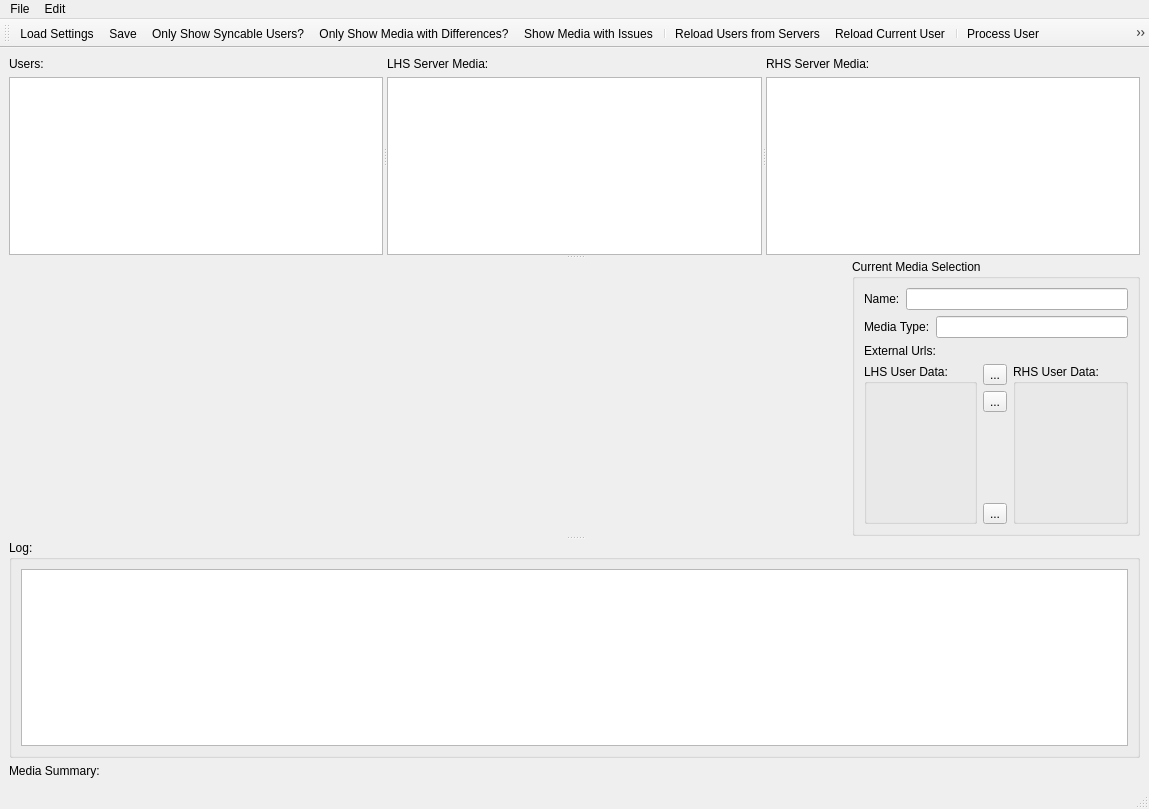
First picture: the form in UI/MainWindow.ui, repository towel42-com/EmbySync, before the edit.
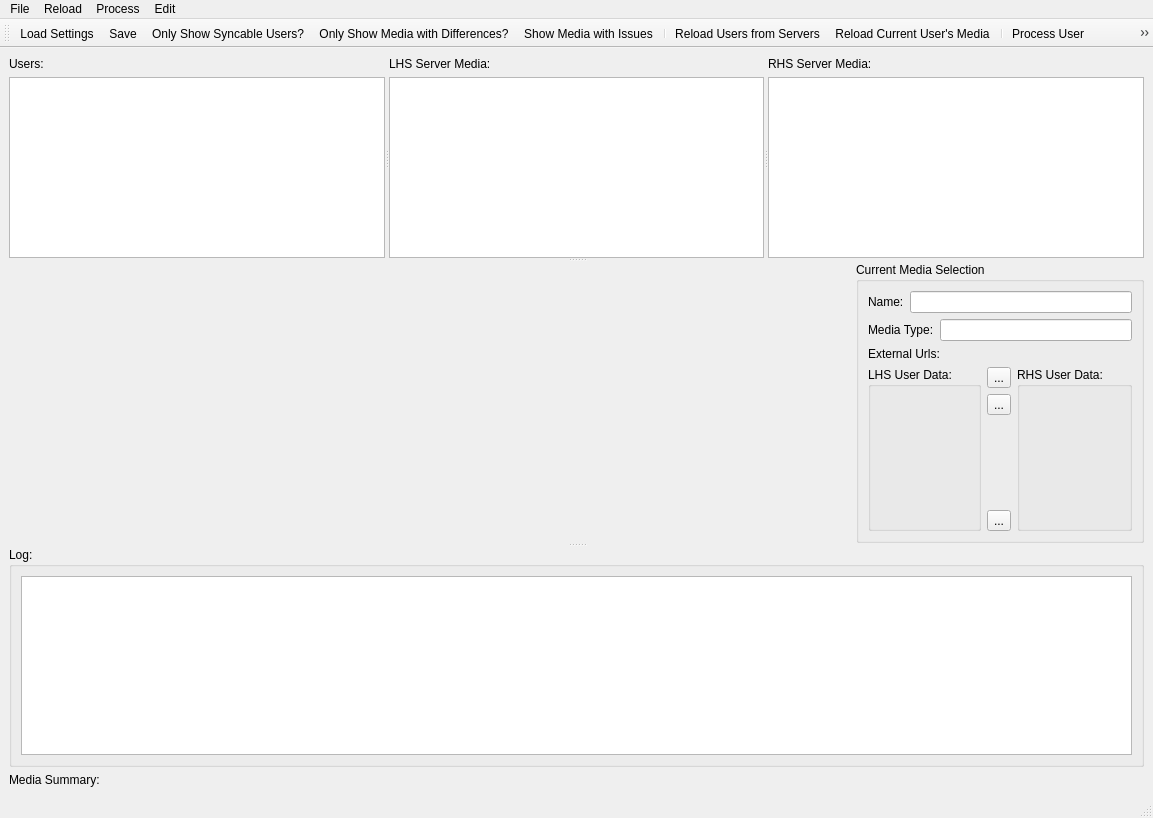
Second picture: the form after the edit. Icons and pictures are not drawn. Custom widgets are drawn as their Qt base class.

Commit message: Disable actions

The edit to the form file:
```diff
--- a/UI/MainWindow.ui
+++ b/UI/MainWindow.ui
@@ -6,8 +6,8 @@
    <rect>
     <x>0</x>
     <y>0</y>
-    <width>1149</width>
-    <height>809</height>
+    <width>1153</width>
+    <height>818</height>
    </rect>
   </property>
   <property name="windowTitle">
@@ -286,7 +286,7 @@
     <rect>
      <x>0</x>
      <y>0</y>
-     <width>1149</width>
+     <width>1153</width>
      <height>22</height>
     </rect>
    </property>
@@ -323,7 +323,25 @@
     <addaction name="actionOnlyShowSyncableUsers"/>
     <addaction name="actionOnlyShowMediaWithDifferences"/>
    </widget>
+   <widget class="QMenu" name="menuProcess">
+    <property name="title">
+     <string>Process</string>
+    </property>
+    <addaction name="actionProcess"/>
+    <addaction name="separator"/>
+    <addaction name="actionProcessToRight"/>
+    <addaction name="actionProcessToLeft"/>
+   </widget>
+   <widget class="QMenu" name="menuReload">
+    <property name="title">
+     <string>Reload</string>
+    </property>
+    <addaction name="actionReloadServers"/>
+    <addaction name="actionReloadCurrentUser"/>
+   </widget>
    <addaction name="menuFile"/>
+   <addaction name="menuReload"/>
+   <addaction name="menuProcess"/>
    <addaction name="menuEdit"/>
   </widget>
   <widget class="QStatusBar" name="statusbar"/>
@@ -453,7 +471,7 @@
      <normaloff>:/resources/reloadUsers.png</normaloff>:/resources/reloadUsers.png</iconset>
    </property>
    <property name="text">
-    <string>Reload Current User</string>
+    <string>Reload Current User's Media</string>
    </property>
    <property name="toolTip">
     <string>Reload Current User</string>
@@ -465,7 +483,7 @@
      <normaloff>:/resources/processRight.png</normaloff>:/resources/processRight.png</iconset>
    </property>
    <property name="text">
-    <string>Force Process to RHS Server</string>
+    <string>Force Process User to RHS Server</string>
    </property>
   </action>
   <action name="actionProcessToLeft">
@@ -474,7 +492,7 @@
      <normaloff>:/resources/processLeft.png</normaloff>:/resources/processLeft.png</iconset>
    </property>
    <property name="text">
-    <string>Force Process to LHS Server</string>
+    <string>Force Process User to LHS Server</string>
    </property>
   </action>
   <action name="actionShowMediaWithIssues">
```
Left out of the diff: 8 changed lines with no effect on the pictures. The commit also changes 2 other files.
